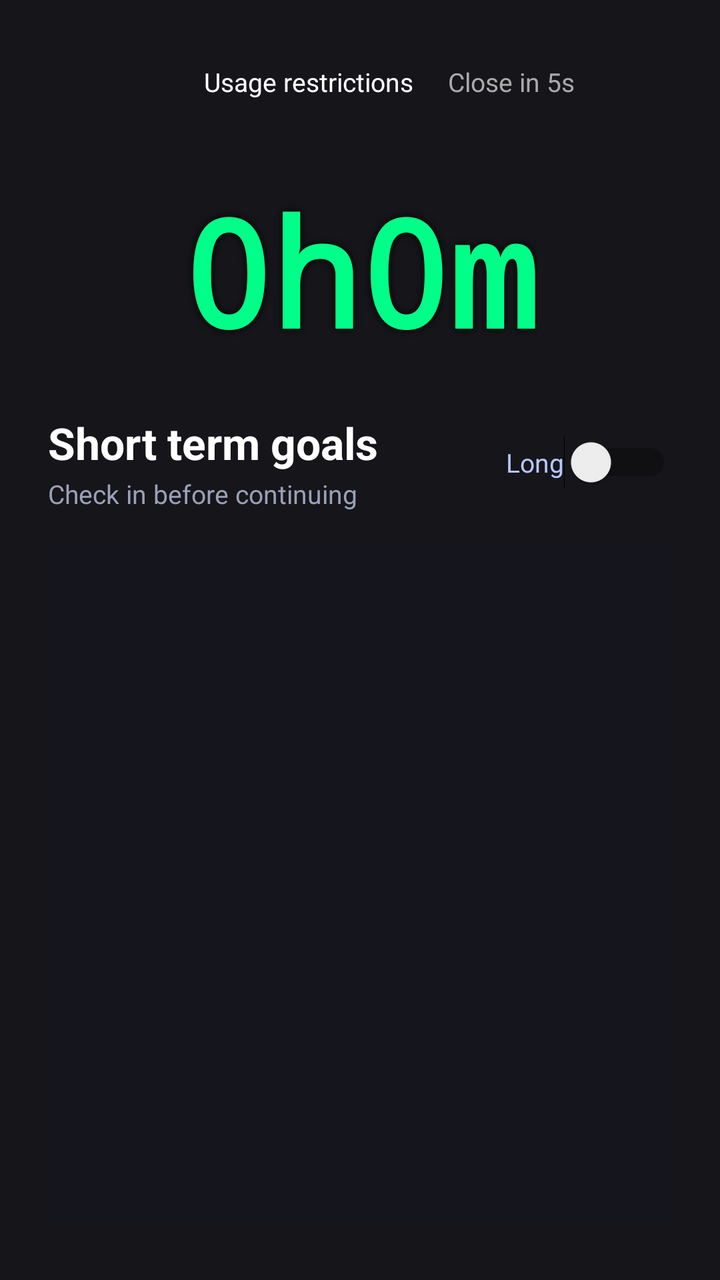
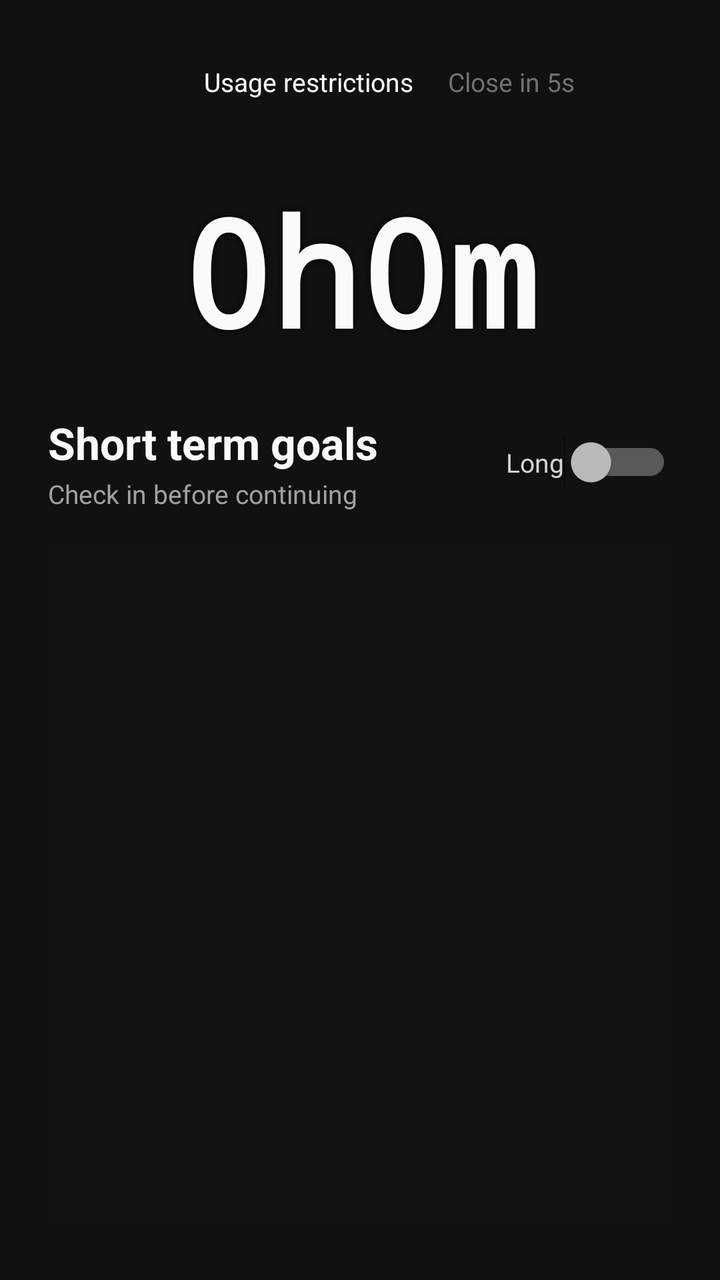

Before-and-after screenshots of an Android layout around one commit, followed by the original layout XML and the change that was made.
<!-- AndroidManifest.xml: application theme Theme.TimeHUD -->
<!-- res/layout/overlay_active.xml -->
<?xml version="1.0" encoding="utf-8"?>
<FrameLayout xmlns:android="http://schemas.android.com/apk/res/android"
    android:layout_width="match_parent"
    android:layout_height="match_parent"
    android:background="#EE05050A">

    <LinearLayout
        android:layout_width="match_parent"
        android:layout_height="match_parent"
        android:orientation="vertical"
        android:paddingLeft="24dp"
        android:paddingTop="32dp"
        android:paddingRight="24dp"
        android:paddingBottom="28dp">

        <LinearLayout
            android:layout_width="match_parent"
            android:layout_height="wrap_content"
            android:gravity="end"
            android:orientation="horizontal">

            <Button
                android:id="@+id/btn_open_brick_mode"
                android:layout_width="wrap_content"
                android:layout_height="44dp"
                android:layout_marginEnd="10dp"
                android:backgroundTint="#26345F"
                android:minWidth="112dp"
                android:text="@string/open_brick_mode"
                android:textAllCaps="false"
                android:textColor="#FFFFFFFF"
                android:textSize="13sp" />

            <Button
                android:id="@+id/btn_close_active"
                android:layout_width="wrap_content"
                android:layout_height="44dp"
                android:backgroundTint="#44444F"
                android:enabled="false"
                android:minWidth="112dp"
                android:text="Close in 5s"
                android:textAllCaps="false"
                android:textColor="#FFAAAAAA"
                android:textSize="13sp" />
        </LinearLayout>

        <TextView
            android:id="@+id/tv_time"
            android:layout_width="wrap_content"
            android:layout_height="wrap_content"
            android:layout_gravity="center_horizontal"
            android:layout_marginTop="10dp"
            android:fontFamily="monospace"
            android:shadowColor="#FF000000"
            android:shadowDx="0"
            android:shadowDy="0"
            android:shadowRadius="8"
            android:text="0h0m"
            android:textColor="#FF00FF88"
            android:textSize="74sp"
            android:textStyle="bold" />

        <LinearLayout
            android:id="@+id/layout_calendar_agenda"
            android:layout_width="match_parent"
            android:layout_height="wrap_content"
            android:layout_marginTop="18dp"
            android:background="#221A1D2E"
            android:orientation="vertical"
            android:padding="16dp"
            android:visibility="gone">

            <TextView
                android:id="@+id/tv_calendar_agenda_header"
                android:layout_width="wrap_content"
                android:layout_height="wrap_content"
                android:text="Today's agenda"
                android:textColor="#FFB8C7FF"
                android:textSize="15sp"
                android:textStyle="bold" />

            <TextView
                android:id="@+id/tv_calendar_agenda"
                android:layout_width="match_parent"
                android:layout_height="wrap_content"
                android:layout_marginTop="8dp"
                android:lineSpacingExtra="4dp"
                android:maxLines="6"
                android:textColor="#FFECEEFF"
                android:textSize="14sp" />
        </LinearLayout>

        <LinearLayout
            android:layout_width="match_parent"
            android:layout_height="wrap_content"
            android:layout_marginTop="22dp"
            android:gravity="center_vertical"
            android:orientation="horizontal">

            <LinearLayout
                android:layout_width="0dp"
                android:layout_height="wrap_content"
                android:layout_weight="1"
                android:orientation="vertical">

                <TextView
                    android:id="@+id/tv_goal_mode"
                    android:layout_width="wrap_content"
                    android:layout_height="wrap_content"
                    android:text="Short term goals"
                    android:textColor="#FFFFFFFF"
                    android:textSize="22sp"
                    android:textStyle="bold" />

                <TextView
                    android:layout_width="wrap_content"
                    android:layout_height="wrap_content"
                    android:layout_marginTop="2dp"
                    android:text="Check in before continuing"
                    android:textColor="#FF9AA0B8"
                    android:textSize="13sp" />
            </LinearLayout>

            <Switch
                android:id="@+id/switch_goal_mode"
                android:layout_width="wrap_content"
                android:layout_height="wrap_content"
                android:text="Long"
                android:textColor="#FFB8C7FF"
                android:textSize="13sp" />
        </LinearLayout>

        <ScrollView
            android:layout_width="match_parent"
            android:layout_height="0dp"
            android:layout_marginTop="16dp"
            android:layout_weight="1"
            android:fillViewport="true">

            <LinearLayout
                android:id="@+id/layout_goal_tasks"
                android:layout_width="match_parent"
                android:layout_height="wrap_content"
                android:background="#221A1D2E"
                android:orientation="vertical"
                android:padding="12dp" />
        </ScrollView>
    </LinearLayout>

    <FrameLayout
        android:id="@+id/layout_celebration"
        android:layout_width="match_parent"
        android:layout_height="match_parent"
        android:clickable="false"
        android:visibility="gone">

        <FrameLayout
            android:id="@+id/layout_celebration_dots"
            android:layout_width="match_parent"
            android:layout_height="match_parent" />

        <TextView
            android:id="@+id/tv_celebration_banner"
            android:layout_width="wrap_content"
            android:layout_height="wrap_content"
            android:layout_gravity="center_horizontal|top"
            android:layout_marginTop="120dp"
            android:background="#DD123824"
            android:paddingLeft="18dp"
            android:paddingTop="10dp"
            android:paddingRight="18dp"
            android:paddingBottom="10dp"
            android:text="Nice work"
            android:textColor="#FFFFFFFF"
            android:textSize="16sp"
            android:textStyle="bold"
            android:visibility="gone" />
    </FrameLayout>

    <FrameLayout
        android:id="@+id/layout_completion_modal"
        android:layout_width="match_parent"
        android:layout_height="match_parent"
        android:background="#BB000000"
        android:clickable="true"
        android:visibility="gone">

        <LinearLayout
            android:layout_width="match_parent"
            android:layout_height="wrap_content"
            android:layout_gravity="center"
            android:layout_marginLeft="28dp"
            android:layout_marginRight="28dp"
            android:background="#FF17172A"
            android:orientation="vertical"
            android:padding="20dp">

            <TextView
                android:id="@+id/tv_completion_prompt"
                android:layout_width="match_parent"
                android:layout_height="wrap_content"
                android:text="Mark this task complete?"
                android:textColor="#FFFFFFFF"
                android:textSize="18sp"
                android:textStyle="bold" />

            <TextView
                android:id="@+id/tv_completion_task"
                android:layout_width="match_parent"
                android:layout_height="wrap_content"
                android:layout_marginTop="8dp"
                android:textColor="#FFB8C7FF"
                android:textSize="14sp" />

            <Button
                android:id="@+id/btn_done_today"
                android:layout_width="match_parent"
                android:layout_height="46dp"
                android:layout_marginTop="18dp"
                android:backgroundTint="#FF2E8B57"
                android:text="Done for today"
                android:textAllCaps="false"
                android:textColor="#FFFFFFFF" />

            <Button
                android:id="@+id/btn_remove_goal"
                android:layout_width="match_parent"
                android:layout_height="46dp"
                android:layout_marginTop="10dp"
                android:backgroundTint="#FF5C2A36"
                android:text="Remove from goals"
                android:textAllCaps="false"
                android:textColor="#FFFFFFFF" />

            <Button
                android:id="@+id/btn_cancel_completion"
                android:layout_width="match_parent"
                android:layout_height="44dp"
                android:layout_marginTop="10dp"
                android:backgroundTint="#FF3A3A4E"
                android:text="Cancel"
                android:textAllCaps="false"
                android:textColor="#FFECEEFF" />
        </LinearLayout>
    </FrameLayout>
</FrameLayout>
<!-- resources referenced by this layout -->
<resources>
  <string name="open_brick_mode">Usage restrictions</string>
  <style name="Theme.TimeHUD" parent="android:Theme.Material.Light.NoActionBar" />
</resources>

<!-- the commit's change to res/layout/overlay_active.xml (unified diff, before → after) -->
@@ -2,7 +2,7 @@
 <FrameLayout xmlns:android="http://schemas.android.com/apk/res/android"
     android:layout_width="match_parent"
     android:layout_height="match_parent"
-    android:background="#EE05050A">
+    android:background="@color/graphite_overlay_background">
 
     <LinearLayout
         android:layout_width="match_parent"
@@ -24,23 +24,23 @@
                 android:layout_width="wrap_content"
                 android:layout_height="44dp"
                 android:layout_marginEnd="10dp"
-                android:backgroundTint="#26345F"
+                android:backgroundTint="@color/graphite_surface_selected"
                 android:minWidth="112dp"
                 android:text="@string/open_brick_mode"
                 android:textAllCaps="false"
-                android:textColor="#FFFFFFFF"
+                android:textColor="@color/graphite_text_primary"
                 android:textSize="13sp" />
 
             <Button
                 android:id="@+id/btn_close_active"
                 android:layout_width="wrap_content"
                 android:layout_height="44dp"
-                android:backgroundTint="#44444F"
+                android:backgroundTint="@color/graphite_disabled_surface"
                 android:enabled="false"
                 android:minWidth="112dp"
                 android:text="Close in 5s"
                 android:textAllCaps="false"
-                android:textColor="#FFAAAAAA"
+                android:textColor="@color/graphite_text_disabled"
                 android:textSize="13sp" />
         </LinearLayout>
 
@@ -56,7 +56,7 @@
             android:shadowDy="0"
             android:shadowRadius="8"
             android:text="0h0m"
-            android:textColor="#FF00FF88"
+            android:textColor="@color/graphite_text_primary"
             android:textSize="74sp"
             android:textStyle="bold" />
 
@@ -65,7 +65,7 @@
             android:layout_width="match_parent"
             android:layout_height="wrap_content"
             android:layout_marginTop="18dp"
-            android:background="#221A1D2E"
+            android:background="@color/graphite_surface_translucent"
             android:orientation="vertical"
             android:padding="16dp"
             android:visibility="gone">
@@ -75,7 +75,7 @@
                 android:layout_width="wrap_content"
                 android:layout_height="wrap_content"
                 android:text="Today's agenda"
-                android:textColor="#FFB8C7FF"
+                android:textColor="@color/graphite_text_emphasis"
                 android:textSize="15sp"
                 android:textStyle="bold" />
 
@@ -86,7 +86,7 @@
                 android:layout_marginTop="8dp"
                 android:lineSpacingExtra="4dp"
                 android:maxLines="6"
-                android:textColor="#FFECEEFF"
+                android:textColor="@color/graphite_text_primary"
                 android:textSize="14sp" />
         </LinearLayout>
 
@@ -108,7 +108,7 @@
                     android:layout_width="wrap_content"
                     android:layout_height="wrap_content"
                     android:text="Short term goals"
-                    android:textColor="#FFFFFFFF"
+                    android:textColor="@color/graphite_text_primary"
                     android:textSize="22sp"
                     android:textStyle="bold" />
 
@@ -117,7 +117,7 @@
                     android:layout_height="wrap_content"
                     android:layout_marginTop="2dp"
                     android:text="Check in before continuing"
-                    android:textColor="#FF9AA0B8"
+                    android:textColor="@color/graphite_text_secondary"
                     android:textSize="13sp" />
             </LinearLayout>
 
@@ -126,7 +126,7 @@
                 android:layout_width="wrap_content"
                 android:layout_height="wrap_content"
                 android:text="Long"
-                android:textColor="#FFB8C7FF"
+                android:textColor="@color/graphite_text_emphasis"
                 android:textSize="13sp" />
         </LinearLayout>
 
@@ -141,7 +141,7 @@
                 android:id="@+id/layout_goal_tasks"
                 android:layout_width="match_parent"
                 android:layout_height="wrap_content"
-                android:background="#221A1D2E"
+                android:background="@color/graphite_surface_translucent"
                 android:orientation="vertical"
                 android:padding="12dp" />
         </ScrollView>
@@ -165,13 +165,13 @@
             android:layout_height="wrap_content"
             android:layout_gravity="center_horizontal|top"
             android:layout_marginTop="120dp"
-            android:background="#DD123824"
+            android:background="@color/graphite_celebration_surface"
             android:paddingLeft="18dp"
             android:paddingTop="10dp"
             android:paddingRight="18dp"
             android:paddingBottom="10dp"
             android:text="Nice work"
-            android:textColor="#FFFFFFFF"
+            android:textColor="@color/graphite_text_primary"
             android:textSize="16sp"
             android:textStyle="bold"
             android:visibility="gone" />
@@ -181,7 +181,7 @@
         android:id="@+id/layout_completion_modal"
         android:layout_width="match_parent"
         android:layout_height="match_parent"
-        android:background="#BB000000"
+        android:background="@color/graphite_scrim"
         android:clickable="true"
         android:visibility="gone">
 
@@ -191,7 +191,7 @@
             android:layout_gravity="center"
             android:layout_marginLeft="28dp"
             android:layout_marginRight="28dp"
-            android:background="#FF17172A"
+            android:background="@color/graphite_surface_elevated"
             android:orientation="vertical"
             android:padding="20dp">
 
@@ -200,7 +200,7 @@
                 android:layout_width="match_parent"
                 android:layout_height="wrap_content"
                 android:text="Mark this task complete?"
-                android:textColor="#FFFFFFFF"
+                android:textColor="@color/graphite_text_primary"
                 android:textSize="18sp"
                 android:textStyle="bold" />
 
@@ -209,7 +209,7 @@
                 android:layout_width="match_parent"
                 android:layout_height="wrap_content"
                 android:layout_marginTop="8dp"
-                android:textColor="#FFB8C7FF"
+                android:textColor="@color/graphite_text_emphasis"
                 android:textSize="14sp" />
 
             <Button
@@ -217,30 +217,30 @@
                 android:layout_width="match_parent"
                 android:layout_height="46dp"
                 android:layout_marginTop="18dp"
-                android:backgroundTint="#FF2E8B57"
+                android:backgroundTint="@color/graphite_text_primary"
                 android:text="Done for today"
                 android:textAllCaps="false"
-                android:textColor="#FFFFFFFF" />
+                android:textColor="@color/graphite_background" />
 
             <Button
                 android:id="@+id/btn_remove_goal"
                 android:layout_width="match_parent"
                 android:layout_height="46dp"
                 android:layout_marginTop="10dp"
-                android:backgroundTint="#FF5C2A36"
+                android:backgroundTint="@color/graphite_surface_selected"
                 android:text="Remove from goals"
                 android:textAllCaps="false"
-                android:textColor="#FFFFFFFF" />
+                android:textColor="@color/graphite_text_primary" />
 
             <Button
                 android:id="@+id/btn_cancel_completion"
                 android:layout_width="match_parent"
                 android:layout_height="44dp"
                 android:layout_marginTop="10dp"
-                android:backgroundTint="#FF3A3A4E"
+                android:backgroundTint="@color/graphite_disabled_surface"
                 android:text="Cancel"
                 android:textAllCaps="false"
-                android:textColor="#FFECEEFF" />
+                android:textColor="@color/graphite_text_primary" />
         </LinearLayout>
     </FrameLayout>
 </FrameLayout>
<!-- resource entries referenced after the edit -->
@@ -1,6 +1,18 @@
 <!-- resources referenced by this layout -->
 <resources>
+  <color name="graphite_background">#FF101010</color>
+  <color name="graphite_celebration_surface">#DD272727</color>
+  <color name="graphite_disabled_surface">#FF2A2A2A</color>
+  <color name="graphite_overlay_background">#EE101010</color>
+  <color name="graphite_scrim">#BB000000</color>
+  <color name="graphite_surface_elevated">#FF272727</color>
+  <color name="graphite_surface_selected">#FF313131</color>
+  <color name="graphite_surface_translucent">#331A1A1A</color>
+  <color name="graphite_text_disabled">#FF717171</color>
+  <color name="graphite_text_emphasis">#FFD4D4D4</color>
+  <color name="graphite_text_primary">#FFFAFAFA</color>
+  <color name="graphite_text_secondary">#FFA1A1A1</color>
   <string name="open_brick_mode">Usage restrictions</string>
-  <style name="Theme.TimeHUD" parent="android:Theme.Material.Light.NoActionBar" />
+  <style name="Theme.TimeHUD" parent="android:Theme.Material.NoActionBar" />
 </resources>
 
